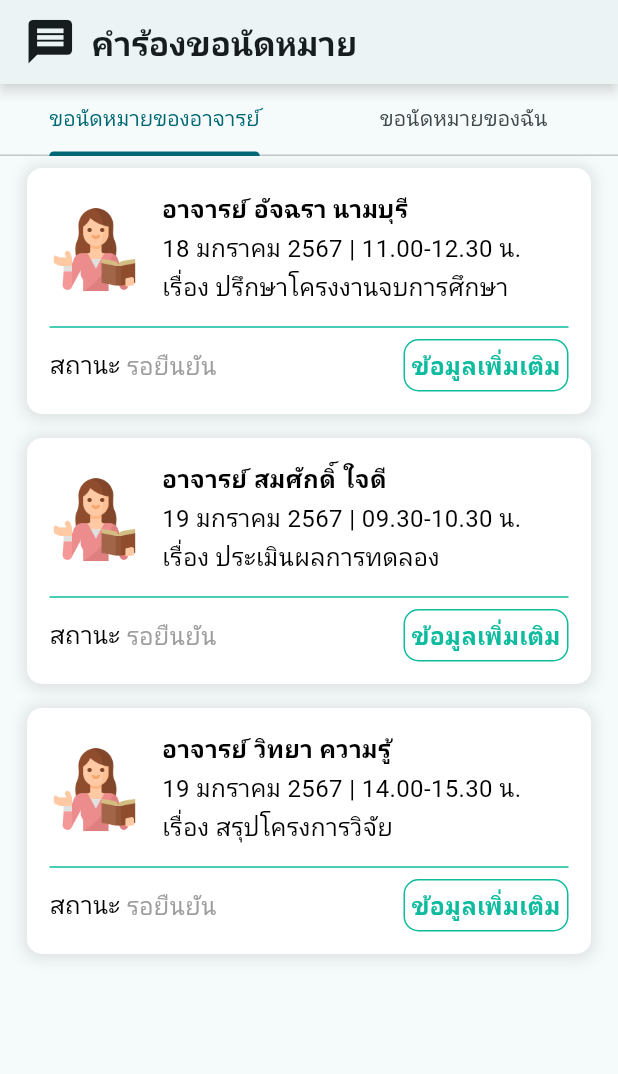
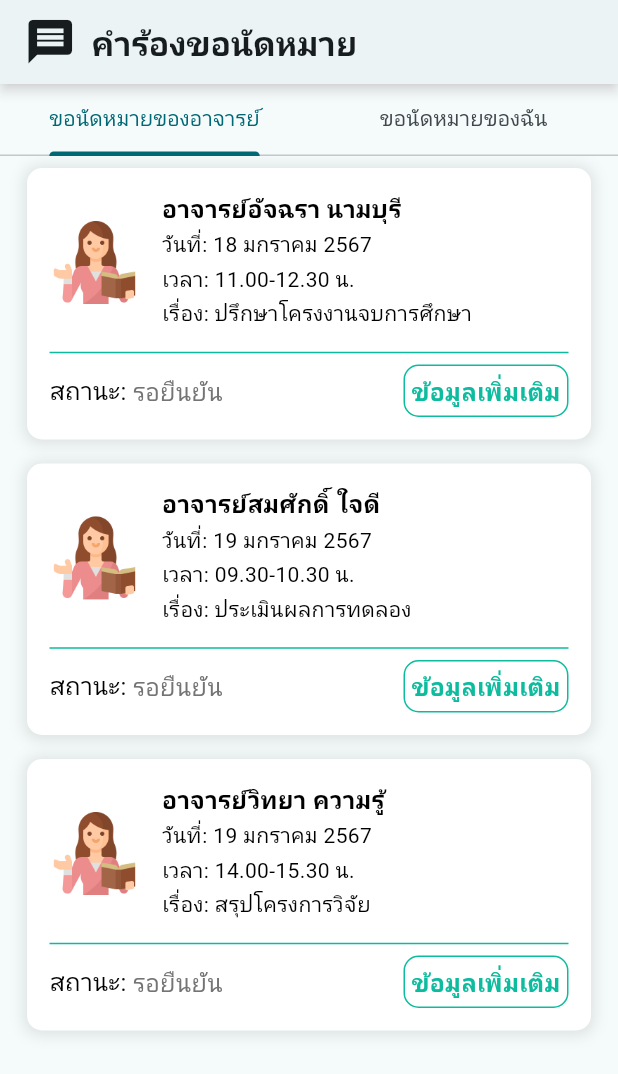
Before and after one commit to Maneechanthra/apppointment-main, a Flutter app: the Message screen opened directly, on a phone screen of 412 x 824 dp. Shown: the top 1074 px of the screen. Run offline on Flutter 3.47's test engine with Material 3 defaults, Android fonts, the phone set to English and light mode, and no system bars; our stand-ins replace awesome_notifications, fl_chart, google_fonts, syncfusion_flutter_charts, table_calendar; missing offline and left inert: cr_calendar; Roboto replaces fonts that are missing (Prompt).

Commit message:
update img

```diff
--- a/lib/page/message.dart
+++ b/lib/page/message.dart
@@ -54,21 +54,23 @@ class _MessageState extends State<Message> {
             Expanded(
                 child: TabBarView(
               children: [
-                SingleChildScrollView(
-                  child: buildAppointmentList(),
-                ),
-                const SingleChildScrollView(
-                  child: Column(
+                buildAppointmentList(),
+                Column(
+                  mainAxisAlignment: MainAxisAlignment.center,
+                  crossAxisAlignment: CrossAxisAlignment.center,
                   children: [
                     Padding(
                       padding: EdgeInsets.all(20.0),
-                        child: Text(
+                      child: SizedBox(
+                          width: 300,
+                          child: Image.asset("assets/images/not_app.png")),
+                    ),
+                    const Text(
                       "ไม่มีคำขอนัดหมาย",
-                          style: TextStyle(fontSize: 16),
+                      style:
+                          TextStyle(fontSize: 18, fontWeight: FontWeight.w600),
                     ),
-                      )
                   ],
-                  ),
                 ),
               ],
             )),
@@ -80,7 +82,7 @@ class _MessageState extends State<Message> {
 
   Widget buildAppointmentList() {
     return ListView.builder(
-      shrinkWrap: true,
+      // shrinkWrap: true,
       itemCount: 3,
       itemBuilder: (context, index) {
         if (index == 0) {
@@ -90,7 +92,7 @@ class _MessageState extends State<Message> {
               date: '18 มกราคม 2567',
               time: '11.00-12.30 น.',
               topic: 'ปรึกษาโครงงานจบการศึกษา',
-              lecturer: 'อาจารย์ อัจฉรา นามบุรี',
+              lecturer: 'อาจารย์อัจฉรา นามบุรี',
               status: 'รอยืนยัน',
               index: index,
             ),
@@ -102,7 +104,7 @@ class _MessageState extends State<Message> {
               date: '19 มกราคม 2567',
               time: '09.30-10.30 น.',
               topic: 'ประเมินผลการทดลอง',
-              lecturer: 'อาจารย์ สมศักดิ์ ใจดี',
+              lecturer: 'อาจารย์สมศักดิ์ ใจดี',
               status: 'รอยืนยัน',
               index: index,
             ),
@@ -114,7 +116,7 @@ class _MessageState extends State<Message> {
               date: '19 มกราคม 2567',
               time: '14.00-15.30 น.',
               topic: 'สรุปโครงการวิจัย',
-              lecturer: 'อาจารย์ วิทยา ความรู้',
+              lecturer: 'อาจารย์วิทยา ความรู้',
               status: 'รอยืนยัน',
               index: index,
             ),
@@ -163,7 +165,7 @@ class _MessageState extends State<Message> {
                         height: 60,
                         width: 60,
                       ),
-                      SizedBox(
+                      const SizedBox(
                         width: 15,
                       ),
                       Column(
@@ -171,7 +173,7 @@ class _MessageState extends State<Message> {
                         children: [
                           Text(
                             lecturer,
-                            style: TextStyle(
+                            style: const TextStyle(
                               color: Colors.black,
                               fontSize: 16,
                               fontWeight: FontWeight.bold,
@@ -179,18 +181,26 @@ class _MessageState extends State<Message> {
                           ),
                           const SizedBox(height: 2),
                           Text(
-                            "$date | $time",
+                            "วันที่: $date",
                             style: const TextStyle(
                               color: Colors.black,
-                              fontSize: 16,
+                              fontSize: 14,
                             ),
                           ),
                           const SizedBox(height: 2),
                           Text(
-                            "เรื่อง $topic",
-                            style: TextStyle(
+                            "เวลา: $time",
+                            style: const TextStyle(
                               color: Colors.black,
-                              fontSize: 16,
+                              fontSize: 14,
+                            ),
+                          ),
+                          const SizedBox(height: 2),
+                          Text(
+                            "เรื่อง: $topic",
+                            style: const TextStyle(
+                              color: Colors.black,
+                              fontSize: 14,
                             ),
                           ),
                           const SizedBox(height: 2),
@@ -201,100 +211,25 @@ class _MessageState extends State<Message> {
                 ],
               ),
               const SizedBox(height: 5),
-              // Row(
-              //   mainAxisAlignment: MainAxisAlignment.spaceBetween,
-              //   children: [
-              //     Padding(
-              //       padding: const EdgeInsets.only(left: 35),
-              //       child: Text(
-              //         lecturer,
-              //         style: const TextStyle(
-              //           color: Colors.black,
-              //           fontSize: 16,
-              //         ),
-              //       ),
-              //     ),
-              //     Text(
-              //       status,
-              //       style: const TextStyle(
-              //         color: Colors.grey,
-              //         fontSize: 16,
-              //         fontWeight: FontWeight.bold,
-              //       ),
-              //     ),
-              //   ],
-              // ),
-
-              // Row(
-              //   children: [
-              //     const Padding(
-              //       padding: EdgeInsets.only(left: 35),
-              //       child: Text(
-              //         "เรื่อง ",
-              //         style: TextStyle(
-              //           color: Colors.black,
-              //           fontSize: 16,
-              //         ),
-              //       ),
-              //     ),
-              //     Text(
-              //       topic,
-              //       style: const TextStyle(
-              //         color: Colors.black,
-              //         fontSize: 16,
-              //       ),
-              //     ),
-              //   ],
-              // ),
-              // const SizedBox(height: 5),
               const Divider(
                 color: Color.fromARGB(255, 13, 187, 158),
               ),
               Row(
                 mainAxisAlignment: MainAxisAlignment.spaceBetween,
                 children: [
-                  // Row(
-                  //   children: [
-                  //     const Icon(
-                  //       Icons.notifications,
-                  //       size: 25,
-                  //       color: const Color.fromARGB(255, 13, 187, 158),
-                  //     ),
-                  //     const SizedBox(width: 10),
-                  //     Column(
-                  //       crossAxisAlignment: CrossAxisAlignment.start,
-                  //       children: [
-                  //         Text(
-                  //           "เวลา $time",
-                  //           style: const TextStyle(
-                  //             color: Colors.black,
-                  //             fontSize: 16,
-                  //           ),
-                  //         ),
-                  //         Text(
-                  //           "วันที่ $date",
-                  //           style: const TextStyle(
-                  //             color: Colors.black,
-                  //             fontSize: 16,
-                  //           ),
-                  //         ),
-                  //       ],
-                  //     ),
-                  //   ],
-                  // ),
                   Row(
                     children: [
-                      Text(
-                        "สถานะ ",
-                        style: const TextStyle(
+                      const Text(
+                        "สถานะ: ",
+                        style: TextStyle(
                           color: Colors.black,
                           fontSize: 16,
                         ),
                       ),
                       Text(
-                        "$status",
+                        status,
                         style: const TextStyle(
-                          color: Colors.grey,
+                          color: Color.fromARGB(255, 116, 116, 116),
                           fontSize: 16,
                         ),
                       ),
@@ -331,7 +266,7 @@ class _MessageState extends State<Message> {
                     ),
                   ),
                 ],
-              )
+              ),
             ],
           ),
         ),
```
Also changed, not shown: assets/images/not_app.png (added). Lines whose indentation alone changed are shown as unchanged.
